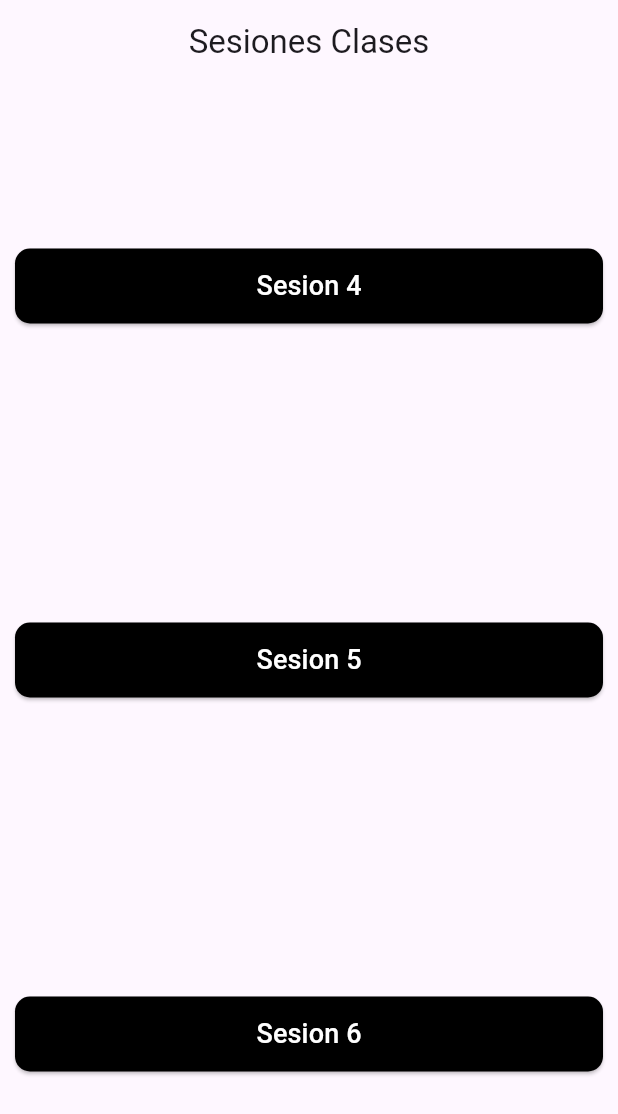
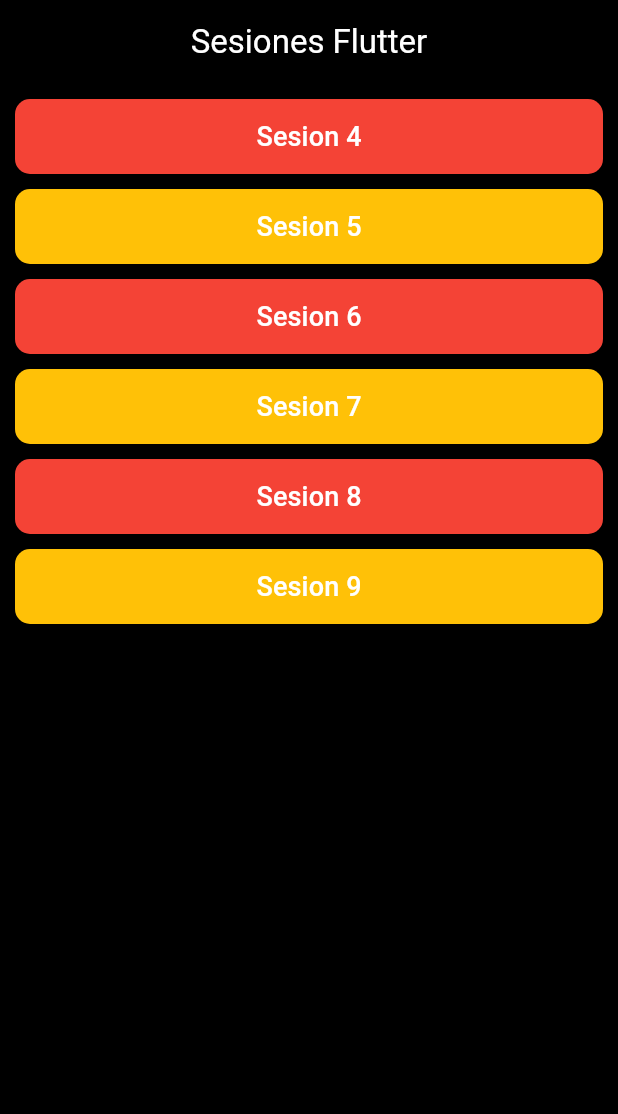
Before and after one commit to sarariveros/FlutterU2, a Flutter app: the screen it shows after launch, on a phone screen of 412 x 824 dp. Shown: the top 1114 px of the screen. Run offline on Flutter 3.47's test engine with Material 2 defaults, Android fonts, the phone set to English and light mode, and no system bars; our stand-ins replace google_fonts.

Commit message:
sesion_6

```diff
--- a/lib/page/menu.dart
+++ b/lib/page/menu.dart
@@ -3,7 +3,7 @@ import 'package:sesion_3_1/page/widgetdemo.dart';
 
 import '../sesion4/home_4.dart';
 import '../sesion5/home_5.dart';
-import '../sesion6/home_6.dart';
+import '../sesion6/screen/home_6.dart';
 
 class MenuWidget extends StatelessWidget {
   const MenuWidget({super.key});
@@ -11,19 +11,23 @@ class MenuWidget extends StatelessWidget {
   @override
   Widget build(BuildContext context) {
     return Scaffold(
+      backgroundColor: Colors.black,
       appBar: AppBar(
-        title: Text('Sesiones Clases'),
+        title: const Text('Sesiones Flutter',
+            style: TextStyle(color: Colors.white)),
         centerTitle: true,
         elevation: 0,
-        //leading: Icon(Icons),
+        backgroundColor: Colors.black,
       ),
-      body: Padding(
+      body: SingleChildScrollView(
+        child: Padding(
           padding: const EdgeInsets.all(10.0),
           child: Column(
             mainAxisAlignment: MainAxisAlignment.spaceAround,
             children: [
               ButtonWidget(
                 text: 'Sesion 4',
+                color: Colors.red,
                 onPressed: () {
                   Navigator.push(
                       context,
@@ -32,8 +36,12 @@ class MenuWidget extends StatelessWidget {
                       ));
                 },
               ),
+              const SizedBox(
+                height: 10,
+              ),
               ButtonWidget(
                 text: 'Sesion 5',
+                color: Colors.amber,
                 onPressed: () {
                   Navigator.push(
                       context,
@@ -42,8 +50,12 @@ class MenuWidget extends StatelessWidget {
                       ));
                 },
               ),
+              const SizedBox(
+                height: 10,
+              ),
               ButtonWidget(
                 text: 'Sesion 6',
+                color: Colors.red,
                 onPressed: () {
                   Navigator.push(
                       context,
@@ -51,9 +63,52 @@ class MenuWidget extends StatelessWidget {
                         builder: (context) => const Home6(),
                       ));
                 },
-            )
+              ),
+              const SizedBox(
+                height: 10,
+              ),
+              ButtonWidget(
+                text: 'Sesion 7',
+                color: Colors.amber,
+                onPressed: () {
+                  Navigator.push(
+                      context,
+                      MaterialPageRoute(
+                        builder: (context) => const Home6(),
+                      ));
+                },
+              ),
+              const SizedBox(
+                height: 10,
+              ),
+              ButtonWidget(
+                text: 'Sesion 8',
+                color: Colors.red,
+                onPressed: () {
+                  Navigator.push(
+                      context,
+                      MaterialPageRoute(
+                        builder: (context) => const Home6(),
+                      ));
+                },
+              ),
+              const SizedBox(
+                height: 10,
+              ),
+              ButtonWidget(
+                text: 'Sesion 9',
+                color: Colors.amber,
+                onPressed: () {
+                  Navigator.push(
+                      context,
+                      MaterialPageRoute(
+                        builder: (context) => const Home6(),
+                      ));
+                },
+              ),
               // MaterialButton(onPressed: onPressed)
             ],
+          ),
         ),
       ),
     );
--- a/lib/page/widgetdemo.dart
+++ b/lib/page/widgetdemo.dart
@@ -5,15 +5,16 @@ class ButtonWidget extends StatelessWidget {
   // const ButtonWidget({super.key});
   final String? text;
   final Function? onPressed;
+  final Color? color;
 
-  const ButtonWidget({super.key, this.text = '', this.onPressed});
+  const ButtonWidget({super.key, this.text = '', this.onPressed, this.color});
   @override
   Widget build(BuildContext context) {
     return MaterialButton(
       height: 50,
       minWidth: double.infinity,
       elevation: 1,
-      color: Colors.black,
+      color: this.color,
       shape: RoundedRectangleBorder(borderRadius: BorderRadius.circular(10)),
       child: Text(
         text!,
--- a/lib/sesion4/home_4.dart
+++ b/lib/sesion4/home_4.dart
@@ -25,6 +25,7 @@ class Home4 extends StatelessWidget {
           children: [
             ButtonWidget(
               text: 'Email & Password',
+              color: Colors.brown,
               onPressed: () {
                 Navigator.push(
                     context,
@@ -35,6 +36,7 @@ class Home4 extends StatelessWidget {
             ),
             ButtonWidget(
               text: 'checkBox - Switch',
+              color: Colors.brown,
               onPressed: () {
                 Navigator.push(
                     context,
@@ -45,6 +47,7 @@ class Home4 extends StatelessWidget {
             ),
             ButtonWidget(
               text: 'Slider',
+              color: Colors.brown,
               onPressed: () {
                 Navigator.push(
                     context,
@@ -55,6 +58,7 @@ class Home4 extends StatelessWidget {
             ),
             ButtonWidget(
               text: 'Scrool - ListView -PullRefresh',
+              color: Colors.brown,
               onPressed: () {
                 Navigator.push(
                     context,
--- a/pubspec.yaml
+++ b/pubspec.yaml
@@ -34,9 +34,11 @@ dependencies:
 
 
 
+
   # The following adds the Cupertino Icons font to your application.
   # Use with the CupertinoIcons class for iOS style icons.
   cupertino_icons: ^1.0.2
+  google_fonts: ^3.0.1
 
 dev_dependencies:
   flutter_test:
```
Also changed, not shown: lib/main.dart (+8 -8 lines), lib/sesion6/home_6.dart (deleted, +0 -122 lines), lib/sesion6/screen/home_6.dart (added, +197 -0 lines), lib/sesion6/widgets/customeBW.dart (added, +69 -0 lines), pubspec.lock, 1 other file. Lines whose indentation alone changed are shown as unchanged.
